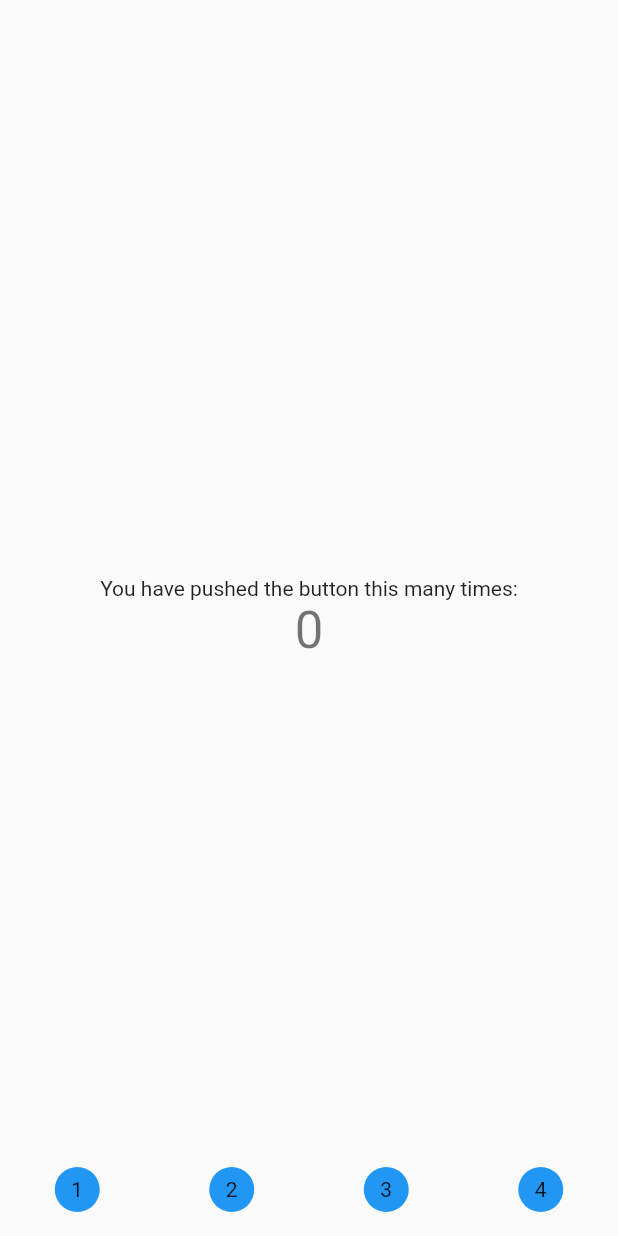
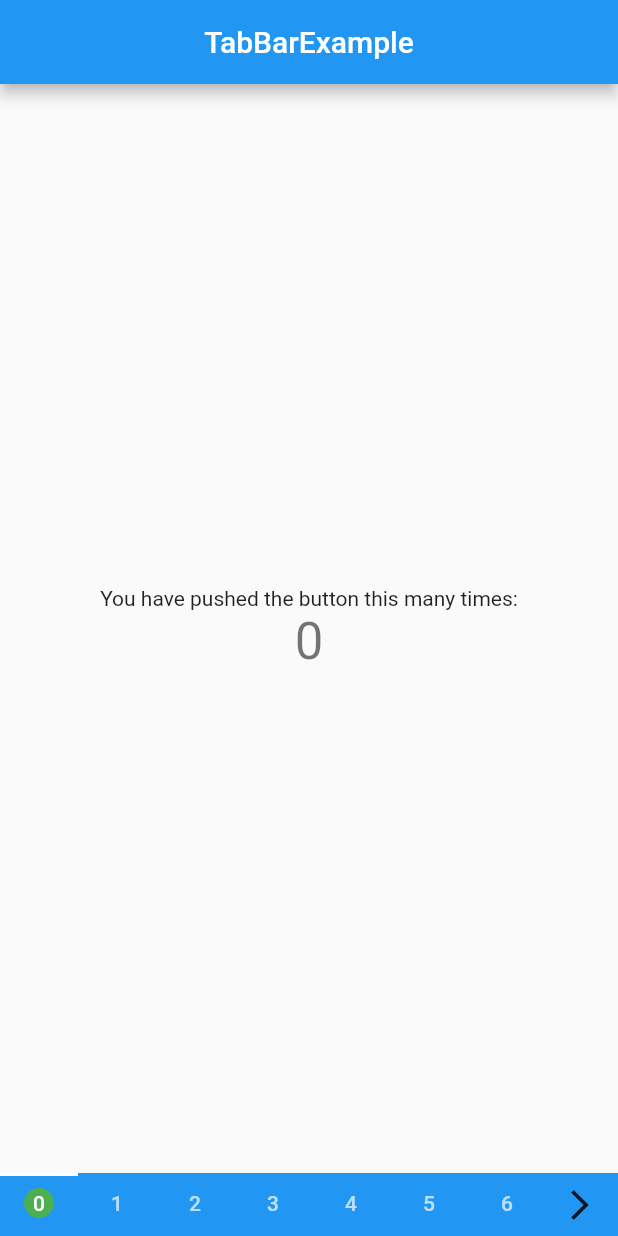
Before and after one commit to RaroAcademy/pageView, a Flutter app: the screen it shows after launch, on a phone screen of 412 x 824 dp. Run offline on Flutter 3.47's test engine with Material 2 defaults, Android fonts, the phone set to English and light mode, and no system bars.

```diff
--- a/lib/src/home/home_page.dart
+++ b/lib/src/home/home_page.dart
@@ -10,67 +10,83 @@ class MyHomePage extends StatefulWidget {
   _MyHomePageState createState() => _MyHomePageState();
 }
 
-class _MyHomePageState extends State<MyHomePage> {
+class _MyHomePageState extends State<MyHomePage>
+    with SingleTickerProviderStateMixin {
   int _counter = 0;
 
-  final _pageController = PageController();
+  TabController _tabController;
+
+  @override
+  void initState() {
+    _tabController = TabController(vsync: this, length: 8);
+    super.initState();
+  }
 
   @override
   Widget build(BuildContext context) {
-    return Scaffold(
-      body: PageView(
-        controller: _pageController,
-        pageSnapping: false,
+    return DefaultTabController(
+      length: 8,
+      child: Scaffold(
+        appBar: AppBar(
+          title: Text("TabBarExample"),
+          centerTitle: true,
+        ),
+        body: TabBarView(
+          controller: _tabController,
+          physics: NeverScrollableScrollPhysics(),
           children: [
+            CounterPage(counter: _counter),
+            Page2(),
+            Page3(),
+            Page4(),
             CounterPage(counter: _counter),
             Page2(),
             Page3(),
             Page4(),
           ],
         ),
-      floatingActionButtonLocation: FloatingActionButtonLocation.centerFloat,
-      floatingActionButton: Row(
-        mainAxisAlignment: MainAxisAlignment.spaceAround,
+        bottomNavigationBar: SafeArea(
+          bottom: true,
+          child: Container(
+            color: Colors.blue,
+            child: Flex(
+              direction: Axis.horizontal,
               children: [
-          NavigatorButton(
-            text: "1",
-            onPressed: () {
-              _pageController.animateTo(
-                _pageController.position.minScrollExtent,
-                duration: Duration(milliseconds: 400),
-                curve: Curves.easeIn,
-              );
+                Expanded(
+                  flex: 10,
+                  child: TabBar(
+                      isScrollable: true,
+                      physics: BouncingScrollPhysics(),
+                      indicatorColor: Colors.white,
+                      indicator: UnderlineTabIndicator(
+                        insets: EdgeInsets.fromLTRB(50.0, 0.0, 50.0, 40.0),
+                      ),
+                      controller: _tabController,
+                      onTap: (index) {
+                        setState(() {});
                       },
+                      tabs: List.generate(
+                        _tabController.length,
+                        (index) => Container(
+                          height: 40.0,
+                          width: 20.0,
+                          decoration: BoxDecoration(
+                            color: _tabController.index == index
+                                ? Colors.green
+                                : Colors.blue,
+                            shape: BoxShape.circle,
                           ),
-          NavigatorButton(
-            text: "2",
-            onPressed: () {
-              _pageController.animateTo(
-                _pageController.position.minScrollExtent +
-                    (MediaQuery.of(context).size.width),
-                duration: Duration(milliseconds: 400),
-                curve: Curves.easeIn,
-              );
-            },
+                          child: Tab(
+                            child: Text(index.toString()),
                           ),
-          NavigatorButton(
-            text: "3",
-            onPressed: () {
-              _pageController.animateTo(
-                _pageController.position.minScrollExtent +
-                    (MediaQuery.of(context).size.width * 2),
-                duration: Duration(milliseconds: 400),
-                curve: Curves.easeIn,
-              );
-            },
                         ),
-          NavigatorButton(
-            text: "4",
-            onPressed: () {
-              _pageController.jumpToPage(4);
-            },
+                      )),
                 ),
+                Flexible(child: Icon(Icons.arrow_forward_ios))
               ],
+            ),
+          ),
+        ),
       ),
     );
   }
```
Lines whose indentation alone changed are shown as unchanged.
